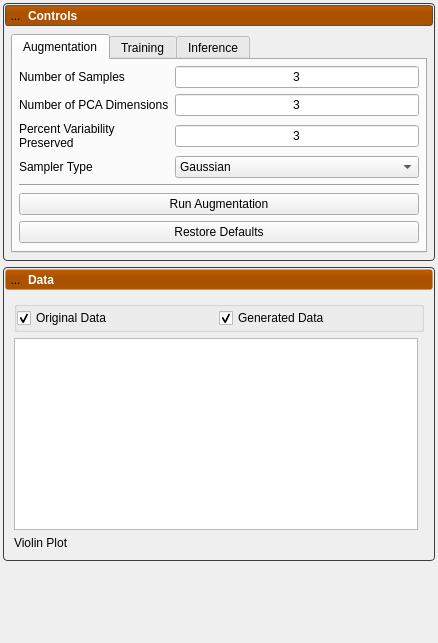
This is Studio/src/DeepSSM/DeepSSMTool.ui in SCIInstitute/ShapeWorks as Qt 5 draws it before an edit. The edited form follows.
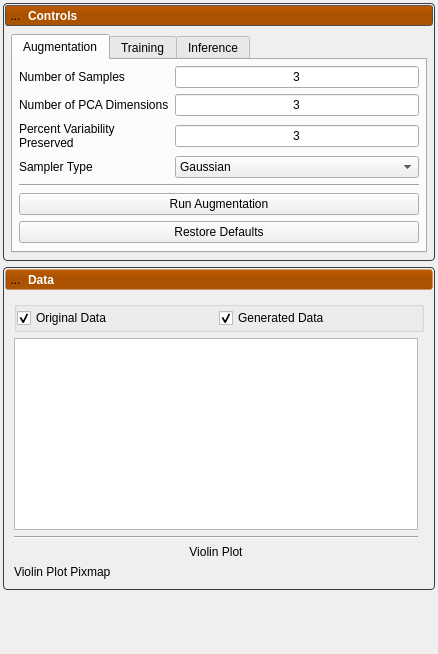
This is the edited form. Icons and pictures are not drawn.

Commit message: Dynamically resize violin plot

What changed in the file:
```diff
--- a/Studio/src/DeepSSM/DeepSSMTool.ui
+++ b/Studio/src/DeepSSM/DeepSSMTool.ui
@@ -819,14 +819,31 @@
            </layout>
           </widget>
          </item>
+         <item row="4" column="0">
+          <widget class="QLabel" name="violin_plot">
+           <property name="text">
+            <string>Violin Plot Pixmap</string>
+           </property>
+          </widget>
+         </item>
          <item row="1" column="0">
           <widget class="QTableWidget" name="table"/>
          </item>
          <item row="2" column="0">
-          <widget class="QLabel" name="violin_plot">
+          <widget class="Line" name="line_2">
+           <property name="orientation">
+            <enum>Qt::Horizontal</enum>
+           </property>
+          </widget>
+         </item>
+         <item row="3" column="0">
+          <widget class="QLabel" name="label_5">
            <property name="text">
             <string>Violin Plot</string>
            </property>
+           <property name="alignment">
+            <set>Qt::AlignCenter</set>
+           </property>
           </widget>
          </item>
         </layout>
```
The commit also changes 2 other files.
